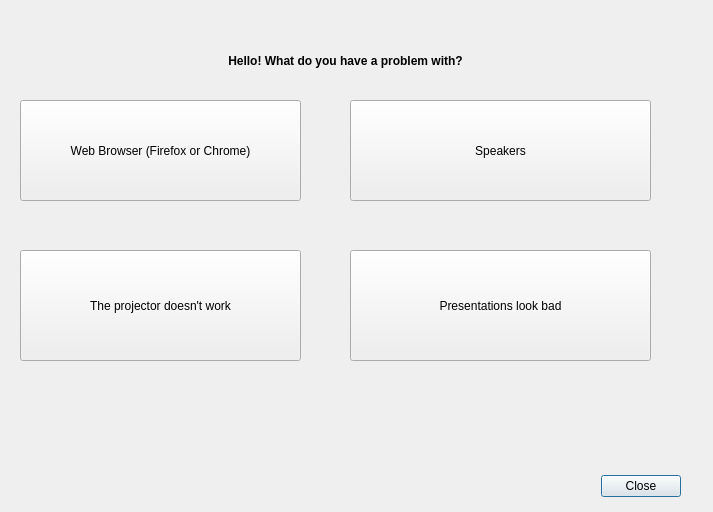
Atrate/qSchoolHelper, file ui/problem_dialog.ui: the form before one commit.
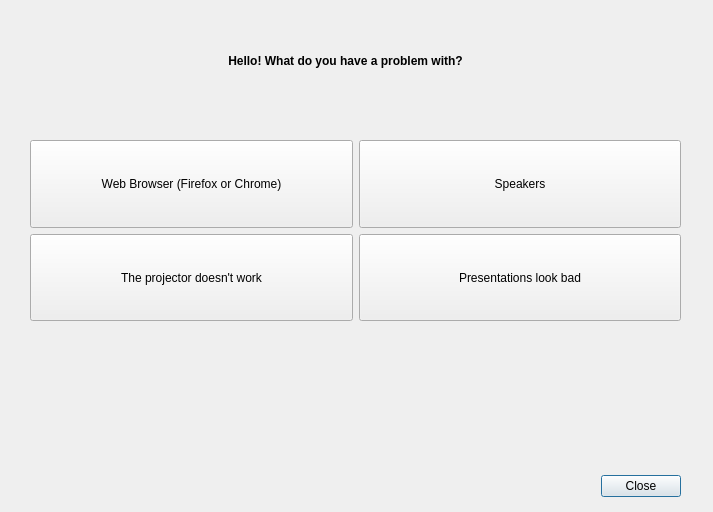
The form after the commit.

Commit message: Connected problem dialog to problem button

Patch:
```diff
--- a/ui/problem_dialog.ui
+++ b/ui/problem_dialog.ui
@@ -51,27 +51,62 @@
     <set>Qt::AlignCenter</set>
    </property>
   </widget>
+  <widget class="QWidget" name="gridLayoutWidget">
+   <property name="geometry">
+    <rect>
+     <x>30</x>
+     <y>140</y>
+     <width>651</width>
+     <height>181</height>
+    </rect>
+   </property>
+   <layout class="QGridLayout" name="gridLayout">
+    <item row="0" column="1">
+     <widget class="QPushButton" name="pushButton_3">
+      <property name="sizePolicy">
+       <sizepolicy hsizetype="Expanding" vsizetype="Expanding">
+        <horstretch>0</horstretch>
+        <verstretch>0</verstretch>
+       </sizepolicy>
+      </property>
+      <property name="text">
+       <string>Speakers</string>
+      </property>
+     </widget>
+    </item>
+    <item row="0" column="0">
   <widget class="QPushButton" name="pushButton">
-   <property name="geometry">
-    <rect>
-     <x>20</x>
-     <y>100</y>
-     <width>281</width>
-     <height>101</height>
-    </rect>
+      <property name="sizePolicy">
+       <sizepolicy hsizetype="Expanding" vsizetype="Expanding">
+        <horstretch>0</horstretch>
+        <verstretch>0</verstretch>
+       </sizepolicy>
    </property>
    <property name="text">
     <string>Web Browser (Firefox or Chrome)</string>
    </property>
   </widget>
+    </item>
+    <item row="1" column="1">
+     <widget class="QPushButton" name="pushButton_4">
+      <property name="sizePolicy">
+       <sizepolicy hsizetype="Expanding" vsizetype="Expanding">
+        <horstretch>0</horstretch>
+        <verstretch>0</verstretch>
+       </sizepolicy>
+      </property>
+      <property name="text">
+       <string>Presentations look bad</string>
+      </property>
+     </widget>
+    </item>
+    <item row="1" column="0">
   <widget class="QPushButton" name="pushButton_2">
-   <property name="geometry">
-    <rect>
-     <x>20</x>
-     <y>250</y>
-     <width>281</width>
-     <height>111</height>
-    </rect>
+      <property name="sizePolicy">
+       <sizepolicy hsizetype="Expanding" vsizetype="Expanding">
+        <horstretch>0</horstretch>
+        <verstretch>0</verstretch>
+       </sizepolicy>
    </property>
    <property name="font">
     <font>
@@ -82,31 +117,8 @@
     <string>The projector doesn't work</string>
    </property>
   </widget>
-  <widget class="QPushButton" name="pushButton_3">
-   <property name="geometry">
-    <rect>
-     <x>350</x>
-     <y>100</y>
-     <width>301</width>
-     <height>101</height>
-    </rect>
-   </property>
-   <property name="text">
-    <string>Speakers</string>
-   </property>
-  </widget>
-  <widget class="QPushButton" name="pushButton_4">
-   <property name="geometry">
-    <rect>
-     <x>350</x>
-     <y>250</y>
-     <width>301</width>
-     <height>111</height>
-    </rect>
-   </property>
-   <property name="text">
-    <string>Presentations look bad</string>
-   </property>
+    </item>
+   </layout>
   </widget>
  </widget>
  <resources/>
```
Lines whose indentation alone changed are shown as unchanged. The commit also changes 6 other files.
